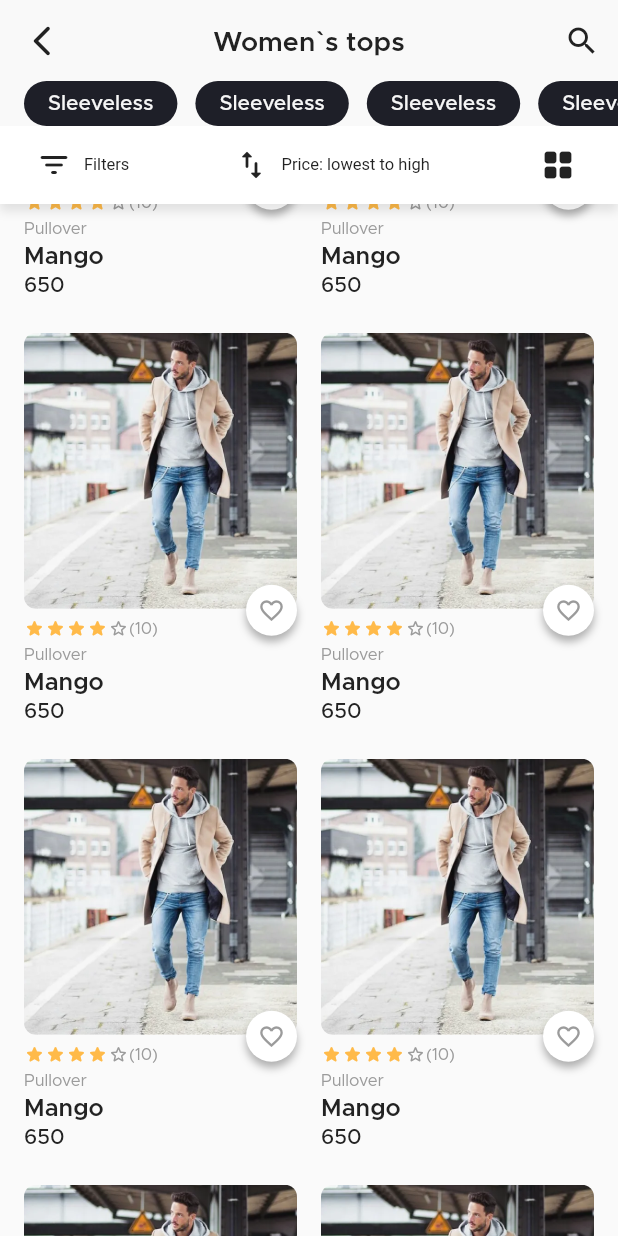
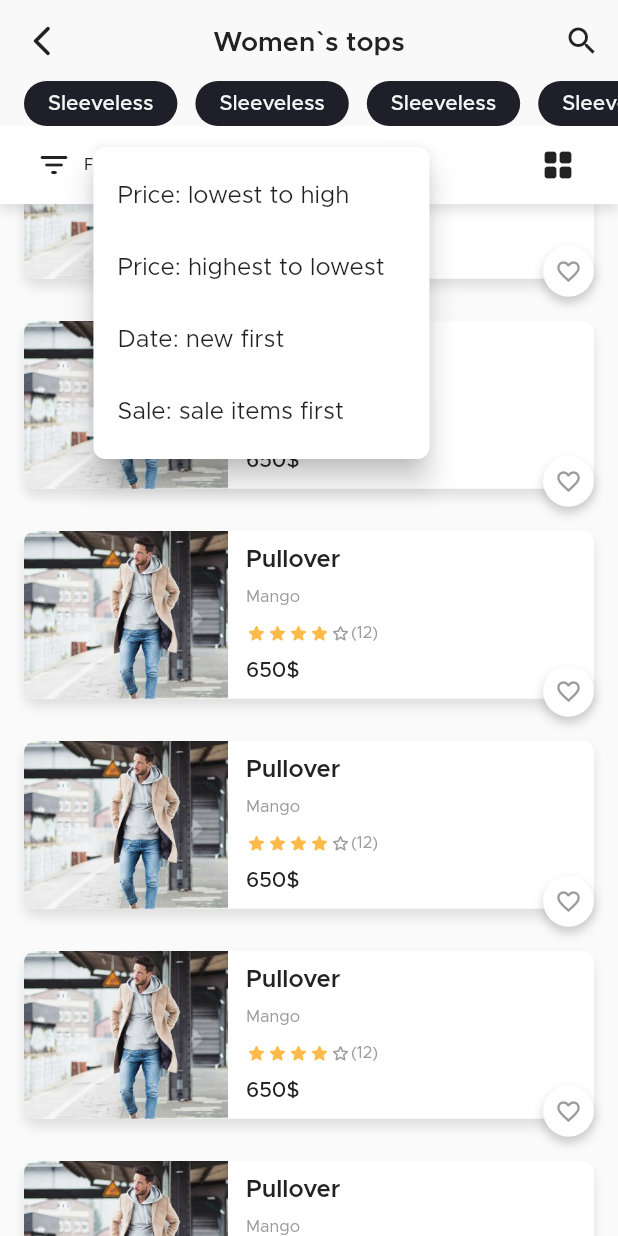
Before and after one commit to nazarski/ecommerce_cloth, a Flutter app: the ProductListPage widget shown alone on an empty page, opened directly, scrolled down 576 dp, after a tap on "Price: lowest to high", on a phone screen of 412 x 824 dp. Run offline on Flutter 3.47's test engine with Material 2 defaults, Android fonts, the phone set to English and light mode, and no system bars; our stand-ins replace dio, equatable, firebase_core, flutter_riverpod, flutter_svg, google_sign_in and 3 more; missing offline and left inert: flutter_facebook_auth, flutter_web_auth_2; accounts and stored records are empty; network calls fail.

Commit message:
[UI] Product list сhange view button

```diff
--- a/lib/presentation/pages/shop_pages/product_list_page/product_list_page.dart
+++ b/lib/presentation/pages/shop_pages/product_list_page/product_list_page.dart
@@ -15,6 +15,8 @@ class ProductListPage extends StatefulWidget {
 }
 
 class _ProductListPageState extends State<ProductListPage> {
+  bool isGrid = false;
+
   @override
   Widget build(BuildContext context) {
     return SafeArea(
@@ -52,17 +54,23 @@ class _ProductListPageState extends State<ProductListPage> {
                 widgetHeight: 30,
               ),
             ),
-            const SliverPersistentHeader(
+            SliverPersistentHeader(
               pinned: true,
               delegate: SliverHeaderDelegateWrap(
-                widget: ProductListToolBox(),
+                widget: ProductListToolBox(
+                  sortButton: (value) {},
+                  changeView: () {
+                    setState(() {
+                      isGrid = !isGrid;
+                    });
+                  },
+                ),
                 widgetHeight: 52,
               ),
             ),
             SliverPadding(
               padding: const EdgeInsets.symmetric(horizontal: 16, vertical: 16),
-              sliver:
-              ProductListGridView(),
+              sliver: isGrid ? ProductListGridView() : ProductListListView(),
               // ProductListListView(),
             )
           ],
@@ -107,8 +115,7 @@ class ProductListGridView extends StatelessWidget {
                       padding: const EdgeInsets.all(8),
                       decoration: BoxDecoration(
                           shape: BoxShape.circle,
-                          color:
-                              Theme.of(context).colorScheme.onPrimary,
+                          color: Theme.of(context).colorScheme.onPrimary,
                           boxShadow: [
                             BoxShadow(
                                 color: Colors.black.withOpacity(0.3),
--- a/lib/presentation/pages/shop_pages/product_list_page/widgets/product_list_toolbox.dart
+++ b/lib/presentation/pages/shop_pages/product_list_page/widgets/product_list_toolbox.dart
@@ -3,7 +3,12 @@ import 'package:flutter/material.dart';
 class ProductListToolBox extends StatelessWidget {
   const ProductListToolBox({
     super.key,
+    required this.sortButton,
+    required this.changeView,
   });
+
+  final ValueChanged sortButton;
+  final VoidCallback changeView;
 
   @override
   Widget build(BuildContext context) {
@@ -23,14 +28,31 @@ class ProductListToolBox extends StatelessWidget {
             icon: const Icon(Icons.filter_list_rounded),
             label: const Text('Filters'),
           ),
-          TextButton.icon(
-            onPressed: () {},
-            icon: const Icon(Icons.swap_vert_rounded),
-            label: const Text('Price: lowest to high'),
-          ),
+          PopupMenuButton(
+              child: Row(
+                children: [
+                  const Icon(Icons.swap_vert_rounded),
+                  const Text(
+                    'Price: lowest to high',
+                    style: TextStyle(fontSize: 11, fontWeight: FontWeight.w400),
+                  ),
+                ],
+              ),
+              shape: RoundedRectangleBorder(
+                  borderRadius: BorderRadius.circular(8)),
+              itemBuilder: (context) => [
+                    PopupMenuItem(child: Text('Price: lowest to high')),
+                    PopupMenuItem(child: Text('Price: highest to lowest')),
+                    PopupMenuItem(child: Text('Date: new first')),
+                    PopupMenuItem(child: Text('Sale: sale items first')),
+                  ]),
+          // TextButton.icon(
+          //   onPressed: () {},
+          //   icon: const Icon(Icons.swap_vert_rounded),
+          //   label: const Text('Price: lowest to high'),
+          // ),
           IconButton(
-              onPressed: () {},
-              icon: const Icon(Icons.grid_view_rounded))
+              onPressed: changeView, icon: const Icon(Icons.grid_view_rounded))
         ],
       ),
     );
```
